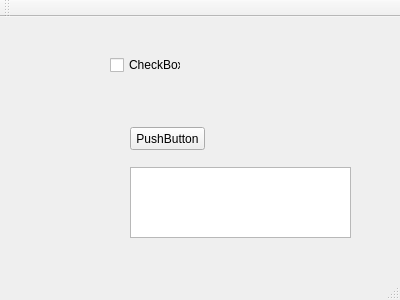
Old version of the form HeTest/MainWindow.ui in the repository hexianqi/QtCode.
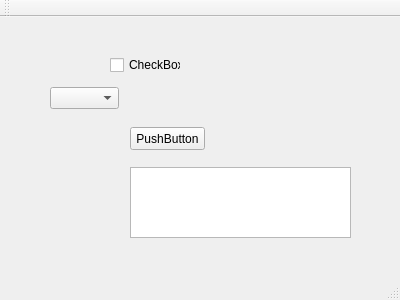
New version of the form.

The edit to the form file:
```diff
--- a/HeTest/MainWindow.ui
+++ b/HeTest/MainWindow.ui
@@ -50,6 +50,16 @@
      </rect>
     </property>
    </widget>
+   <widget class="QComboBox" name="comboBox">
+    <property name="geometry">
+     <rect>
+      <x>50</x>
+      <y>70</y>
+      <width>69</width>
+      <height>22</height>
+     </rect>
+    </property>
+   </widget>
   </widget>
   <widget class="QMenuBar" name="menuBar">
    <property name="geometry">
```
